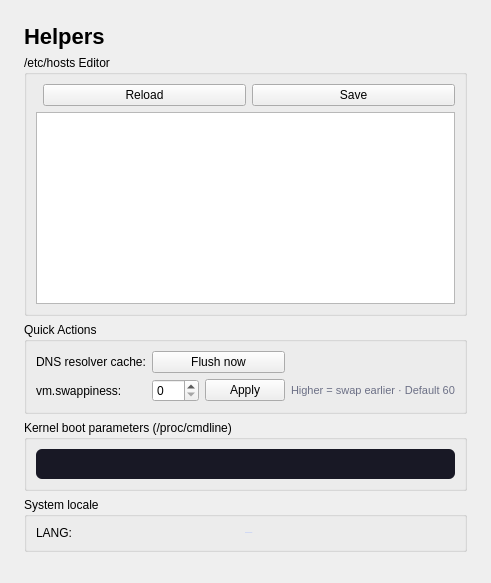
This is GT-STACER/gt-stacer/Pages/Helpers/helpers_page.ui in SalehGNUTUX/GT-STACER as Qt 5 draws it before an edit. The edited form follows.
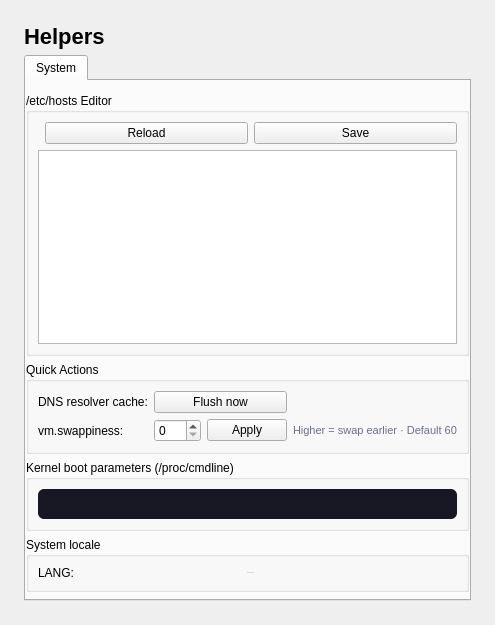
This is the edited form.

Patch:
```diff
--- a/GT-STACER/gt-stacer/Pages/Helpers/helpers_page.ui
+++ b/GT-STACER/gt-stacer/Pages/Helpers/helpers_page.ui
@@ -7,6 +7,13 @@
    <item><widget class="QLabel"><property name="text"><string>Helpers</string></property><property name="styleSheet"><string>font-size: 22px; font-weight: bold;</string></property></widget></item>
 
    <item>
+    <widget class="QTabWidget" name="helpersTabs">
+     <property name="currentIndex"><number>0</number></property>
+     <widget class="QWidget" name="systemTab">
+      <attribute name="title"><string>System</string></attribute>
+      <layout class="QVBoxLayout">
+       <property name="leftMargin"><number>0</number></property><property name="topMargin"><number>12</number></property><property name="rightMargin"><number>0</number></property><property name="bottomMargin"><number>0</number></property>
+       <item>
     <widget class="QGroupBox"><property name="title"><string>/etc/hosts Editor</string></property>
      <layout class="QVBoxLayout">
       <item>
@@ -59,6 +66,10 @@
    </item>
 
    <item><spacer><property name="orientation"><enum>Qt::Vertical</enum></property></spacer></item>
+      </layout>
+     </widget>
+    </widget>
+   </item>
   </layout>
  </widget>
 </ui>
```
Lines whose indentation alone changed are shown as unchanged.
